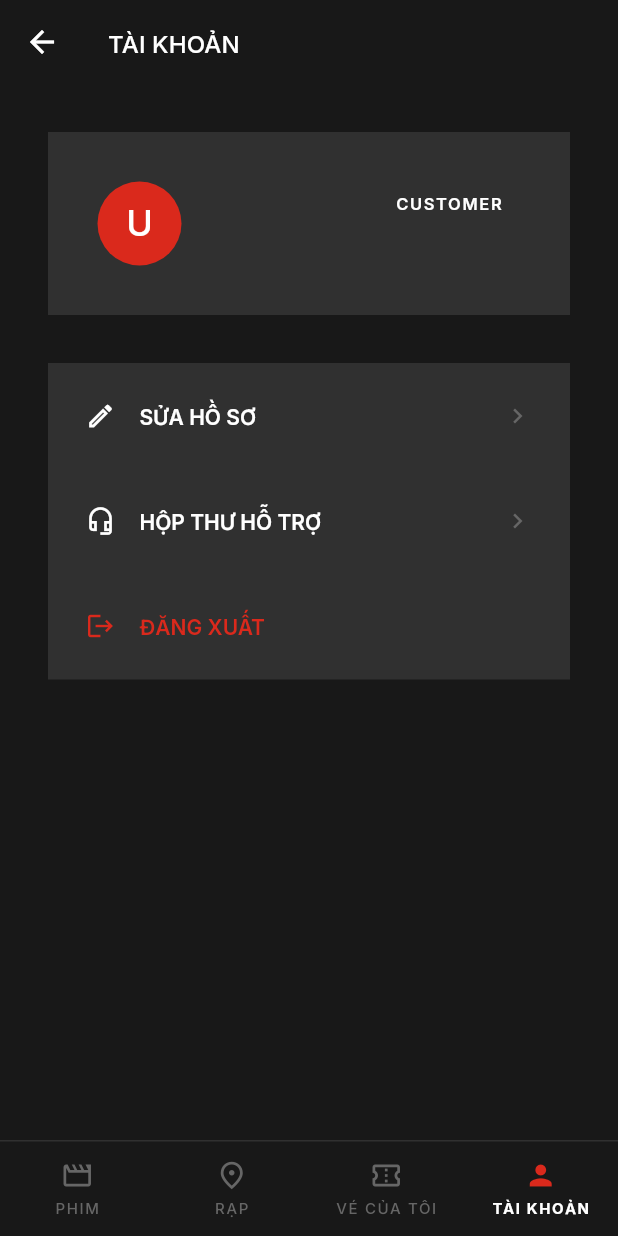
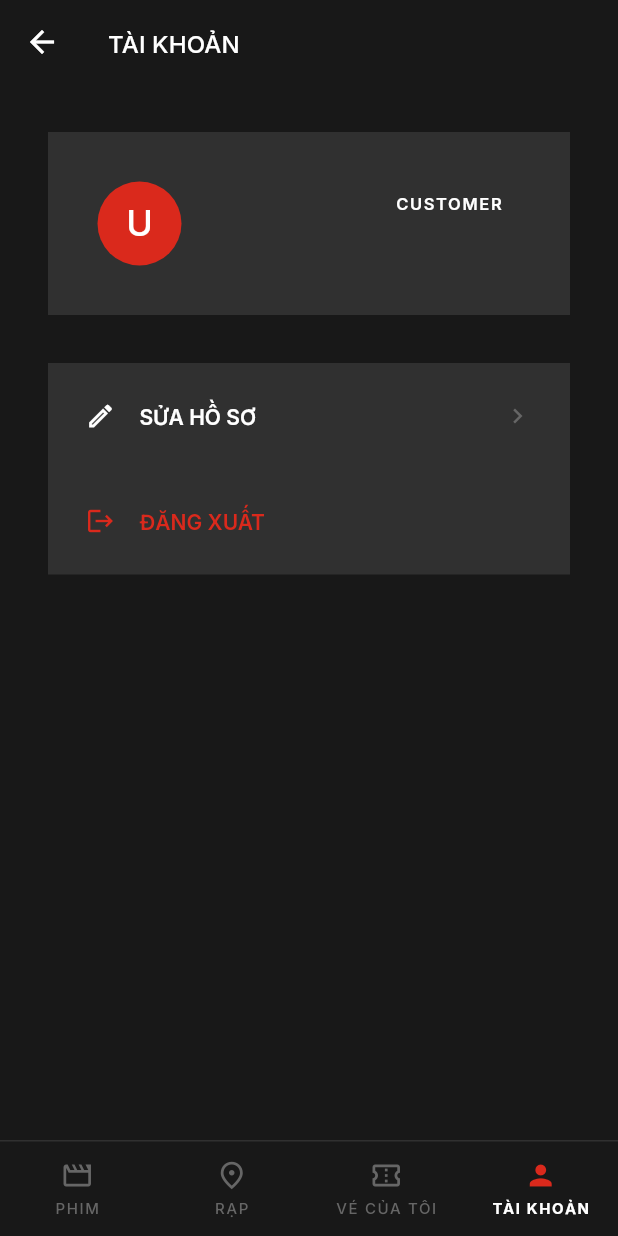
Before and after one commit to nhannm-vn/cinema-booking-system-v1, a Flutter app: the ProfileScreen screen opened by its route, on a phone screen of 412 x 824 dp. Run offline on Flutter 3.47's test engine with Material 3 defaults, Android fonts, the phone set to English and light mode, and no system bars; our stand-ins replace cached_network_image, geolocator, google_fonts, google_maps_flutter, qr_flutter, shimmer and 2 more; missing offline and left inert: dart:html, dart:js, mobile_scanner; accounts and stored records are empty.

Commit message:
feat: remove support chat menu item from management and profile screens

```diff
--- a/lib/features/profile/presentation/screens/profile_screen.dart
+++ b/lib/features/profile/presentation/screens/profile_screen.dart
@@ -176,12 +176,6 @@ class ProfileScreen extends StatelessWidget {
                 ),
                 const Divider(color: AppColors.hairline, height: 1),
                 _buildMenuItem(
-                  icon: Icons.headset_mic_outlined,
-                  title: 'HỘP THƯ HỖ TRỢ',
-                  onTap: () => Navigator.pushNamed(context, AppRoutes.supportChat),
-                ),
-                const Divider(color: AppColors.hairline, height: 1),
-                _buildMenuItem(
                   icon: Icons.logout,
                   title: 'ĐĂNG XUẤT',
                   textColor: AppColors.primary,
```
Also changed, not shown: lib/features/management/presentation/screens/management_menu_screen.dart (+0 -7 lines), 3 other files.
